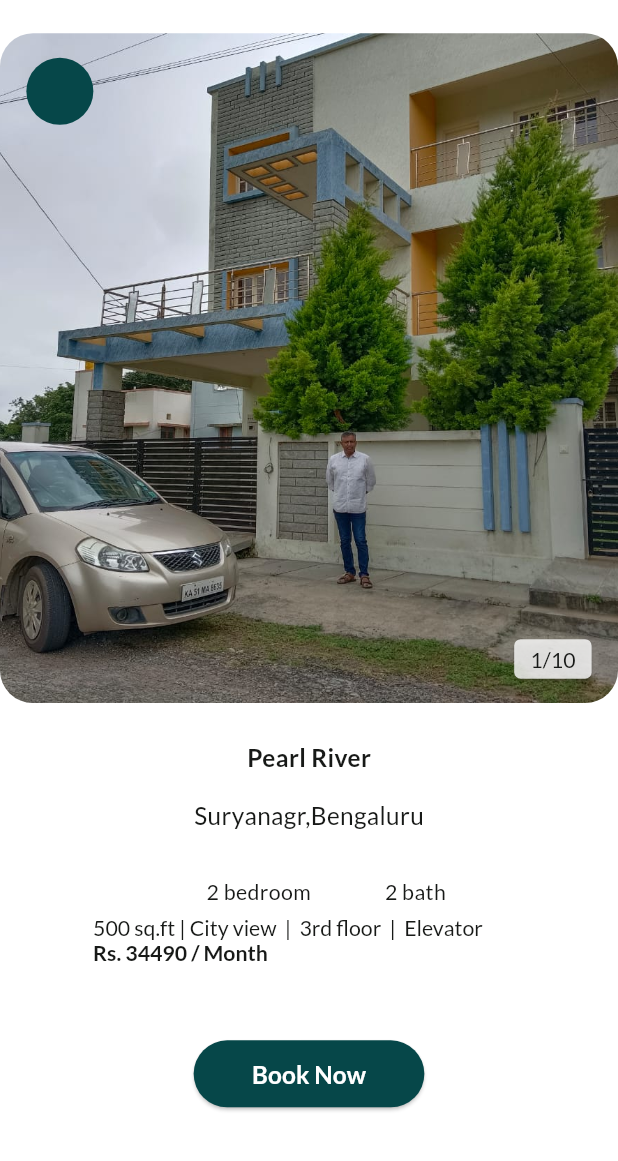
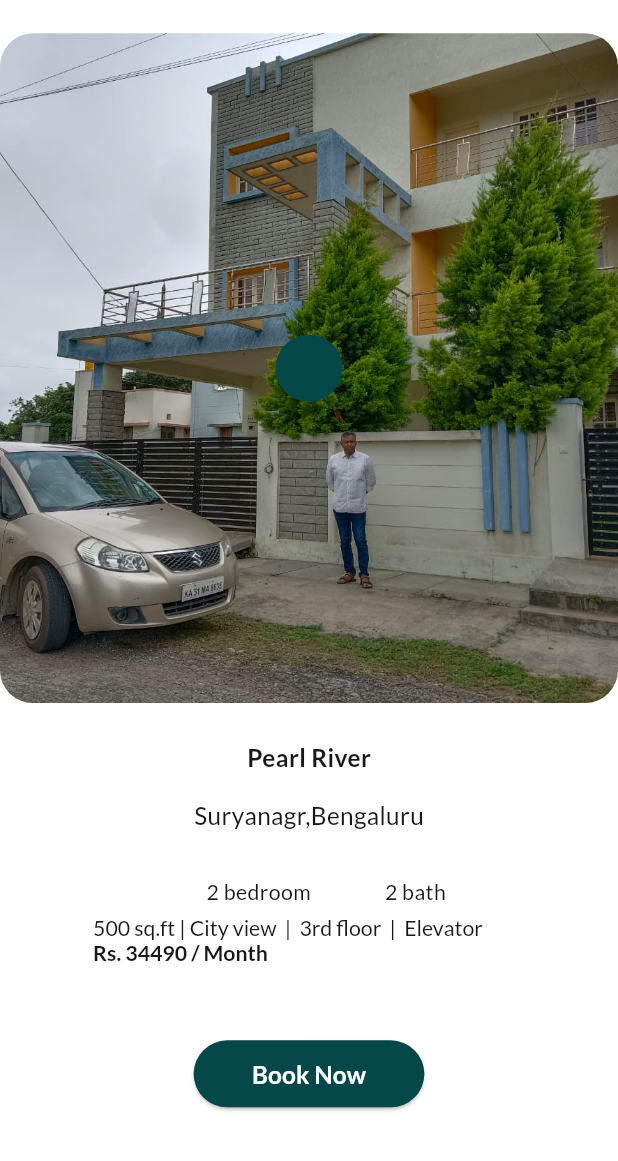
Before and after one commit to Sevitha27/Nestopia, a Flutter app: the PropertyDetailsScreen screen opened by its route, on a phone screen of 412 x 824 dp, the part 75-1236 px from its top. Run offline on Flutter 3.47's test engine with Material 3 defaults, Android fonts, the phone set to English and light mode, and no system bars; our stand-ins replace cached_network_image, calendar_date_picker2, cloud_firestore, dotted_border, firebase_auth, firebase_core and 4 more; missing offline and left inert: country_pickers, pay; accounts and stored records are empty.

Commit message:
property_details_and_filters_updated

```diff
--- a/lib/presentation/pg_screen/pg_screen.dart
+++ b/lib/presentation/pg_screen/pg_screen.dart
@@ -30,7 +30,7 @@
             resizeToAvoidBottomInset: false,
             appBar: AppBar(
 
-              title: Text('PG'),
+              title: Text('Nestopia'),
               centerTitle: true,
               actions: [
                 AppbarTrailingImage(
--- a/lib/presentation/property_details_screen/property_details_screen.dart
+++ b/lib/presentation/property_details_screen/property_details_screen.dart
@@ -232,12 +232,12 @@
                               child: _buildPhoneRow(context,
                                   text: "12. Wardrobe",
                                   image: 'assets/images/wardrobe.png')),
-                          SizedBox(height: 80.v),
-                          Text("Location",
-                              style: theme.textTheme.headlineLarge),
-                          SizedBox(height: 39.v),
-                          _buildMap(context),
-                          SizedBox(height: 83.v),
+                          // SizedBox(height: 80.v),
+                          // Text("Location",
+                          //     style: theme.textTheme.headlineLarge),
+                          // SizedBox(height: 39.v),
+                          // _buildMap(context),
+                           SizedBox(height: 83.v),
                           Text("Policy detail",
                               style: theme.textTheme.headlineLarge),
                           SizedBox(height: 37.v),
@@ -394,15 +394,15 @@
   }*/
 
   /// Section Widget
-  Widget _buildFirstScreen(BuildContext context) {
-    return CustomElevatedButton(
-        height: 26.v,
-        width: 47.h,
-        text: "1/10",
-        buttonStyle: CustomButtonStyles.fillOnPrimary,
-        buttonTextStyle: CustomTextStyles.bodyMediumGray900,
-        alignment: Alignment.centerRight);
-  }
+  // Widget _buildFirstScreen(BuildContext context) {
+  //   return CustomElevatedButton(
+  //       height: 26.v,
+  //       width: 47.h,
+  //       text: "1/10",
+  //       buttonStyle: CustomButtonStyles.fillOnPrimary,
+  //       buttonTextStyle: CustomTextStyles.bodyMediumGray900,
+  //       alignment: Alignment.centerRight);
+  // }
 
   /// Section Widget
   Widget _buildFirstScreen1(BuildContext context) {
@@ -431,8 +431,8 @@
                             decoration: IconButtonStyleHelper.fillPrimaryTL22,
                             child: CustomImageView(
                                 imagePath: ImageConstant.imgArrowDown)),
-                        SizedBox(height: 338.v),
-                        _buildFirstScreen(context)
+                        // SizedBox(height: 338.v),
+                        // _buildFirstScreen(context)
                       ])))
         ]));
   }
```
Also changed, not shown: lib/presentation/filters_screen/filters_screen.dart (+8 -1 lines), lib/presentation/post_profile_screen/post_profile_screen.dart (+40 -30 lines).
